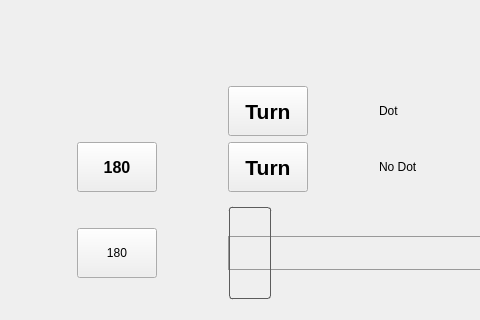
Old version of the form src/mainwindow.ui in the repository cilo72/raspi_turntable; both pictures show x 0 to 480 and y 160 to 480 of the 800 by 480 pixel window.
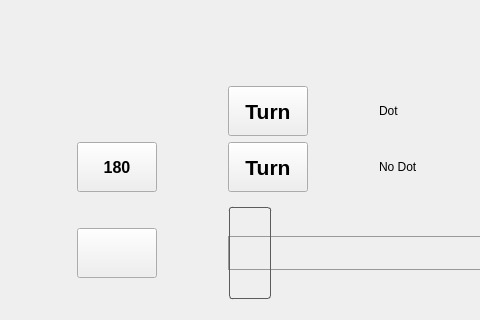
New version of the form. Icons and pictures are not drawn.

Patch:
```diff
--- a/src/mainwindow.ui
+++ b/src/mainwindow.ui
@@ -292,7 +292,7 @@
              <string notr="true">image: url(:/images/images/refresh.svg);</string>
             </property>
             <property name="text">
-             <string>180</string>
+             <string/>
             </property>
            </widget>
           </item>
```
Left out of the diff: 5 changed lines with no effect on the pictures.
